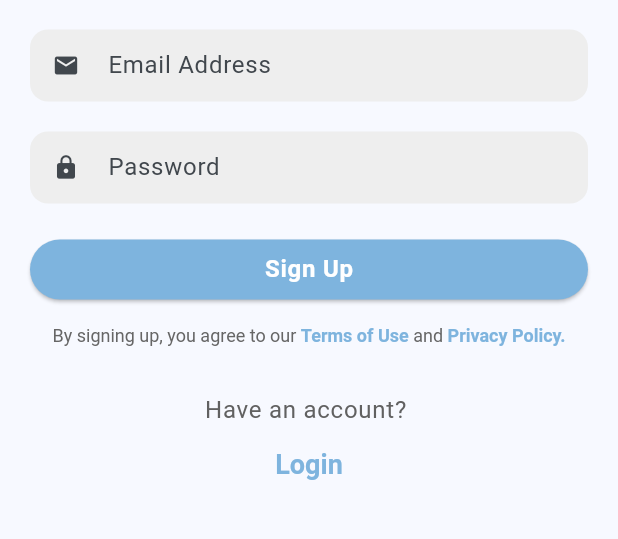
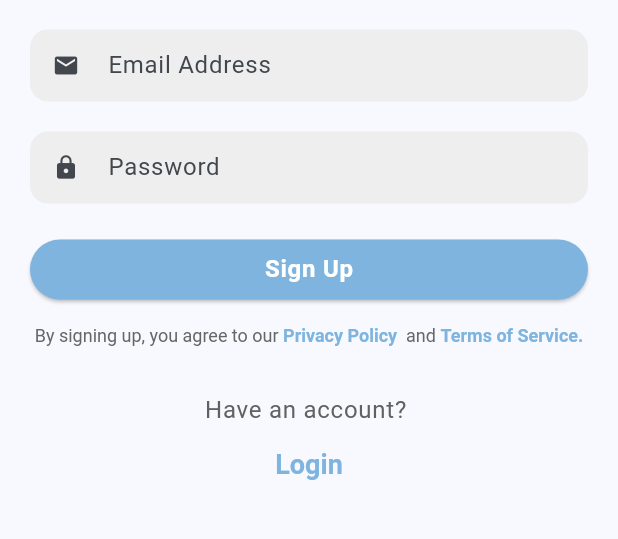
Before and after one commit to nur-hidayati/focusnest, a Flutter app: the screen it shows after launch, on a phone screen of 412 x 824 dp, the part 263-802 px from its top. Run offline on Flutter 3.47's test engine with Material 3 defaults, Android fonts, the phone set to English and light mode, and no system bars; our stand-ins replace awesome_notifications, cloud_firestore, drift, firebase_auth, firebase_core, flutter_native_splash and 10 more; missing offline and left inert: sqlite3; accounts and stored records are empty; generated files the repository leaves out were written again.

Commit message:
update ci cd

```diff
--- a/lib/src/features/authentication/presentation/auth_screen.dart
+++ b/lib/src/features/authentication/presentation/auth_screen.dart
@@ -201,11 +201,11 @@ class _AuthFormContentsState extends ConsumerState<AuthFormContents>
                   fontSize: 12,
                 ),
                 children: [
-                  _linkTextSpan('Terms of Use',
+                  _linkTextSpan('Privacy Policy ',
+                      'https://focusnest-app.github.io/focusnest/'),
+                  const TextSpan(text: ' and '),
+                  _linkTextSpan('Terms of Service.',
                       'https://focusnest-app.github.io/focusnest/terms_of_use'),
-                  const TextSpan(text: ' and '),
-                  _linkTextSpan('Privacy Policy.',
-                      'https://focusnest-app.github.io/focusnest/'),
                 ],
               ),
             ),
```
Also changed, not shown: 1 other file.
